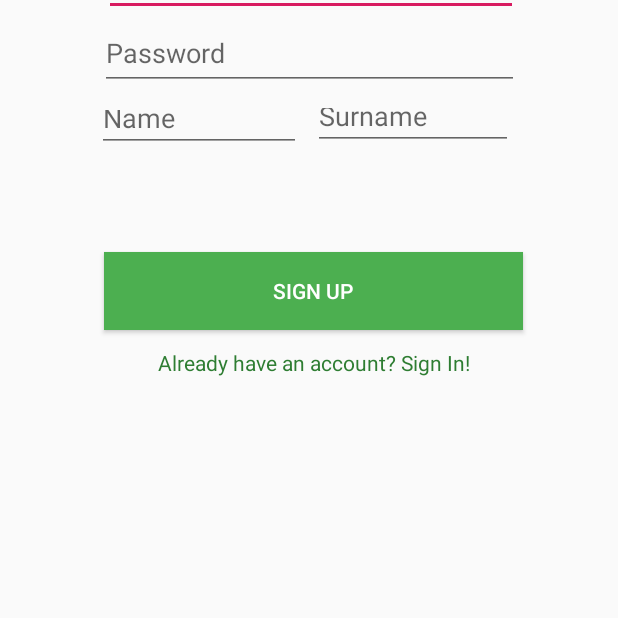
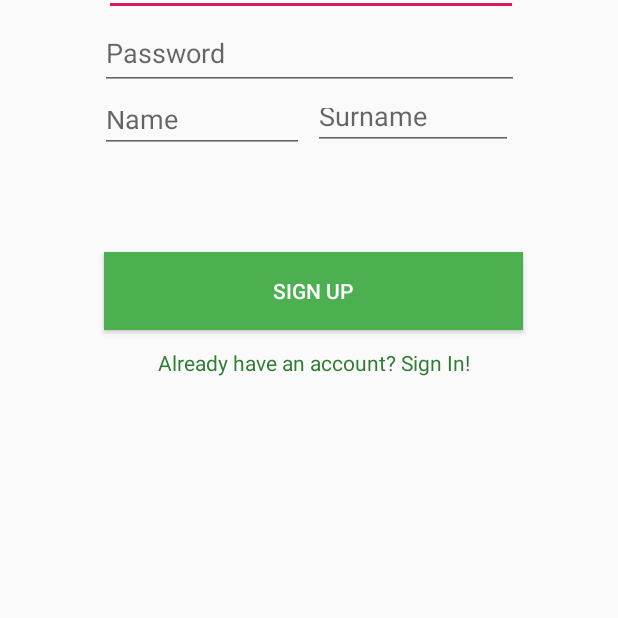
Before and after one commit to terrayuku/takeme-mobile, an Android app: the screen it shows after launch (LoginActivity), after a tap on "Create new account!", on a phone screen of 412 x 824 dp, the part 490-1108 px from its top. Run offline under Robolectric (Android 15) with nearby library versions, the light colour scheme and no system bars; our stand-ins replace AdMob, Firebase (no records; nobody signed in at launch, a user with empty details on screens opened directly); libraries missing offline, so code that uses them is left out: com.crashlytics.android, com.firebase.ui, io.fabric.sdk; 1 statement that could not run was skipped.

Commit message:
Fixing keyboard hidding name and surname

```diff
--- a/app/src/main/res/layout/home.xml
+++ b/app/src/main/res/layout/home.xml
@@ -87,9 +87,10 @@
         android:inputType="textPersonName"
         app:layout_constraintBottom_toTopOf="@+id/login"
         app:layout_constraintEnd_toStartOf="@+id/surname"
-        app:layout_constraintHorizontal_bias="1.0"
+        app:layout_constraintHorizontal_bias="0.8"
         app:layout_constraintStart_toStartOf="@+id/password"
-        app:layout_constraintTop_toBottomOf="@+id/password" />
+        app:layout_constraintTop_toBottomOf="@+id/password"
+        app:layout_constraintVertical_bias="0.666" />
 
     <EditText
         android:id="@+id/surname"
```
